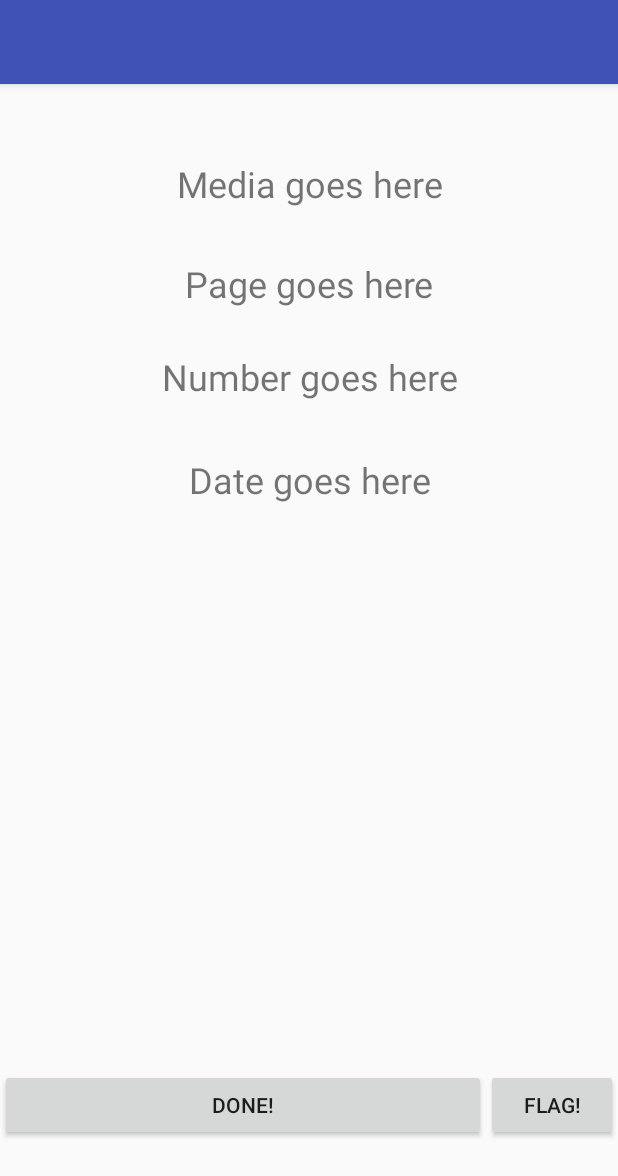
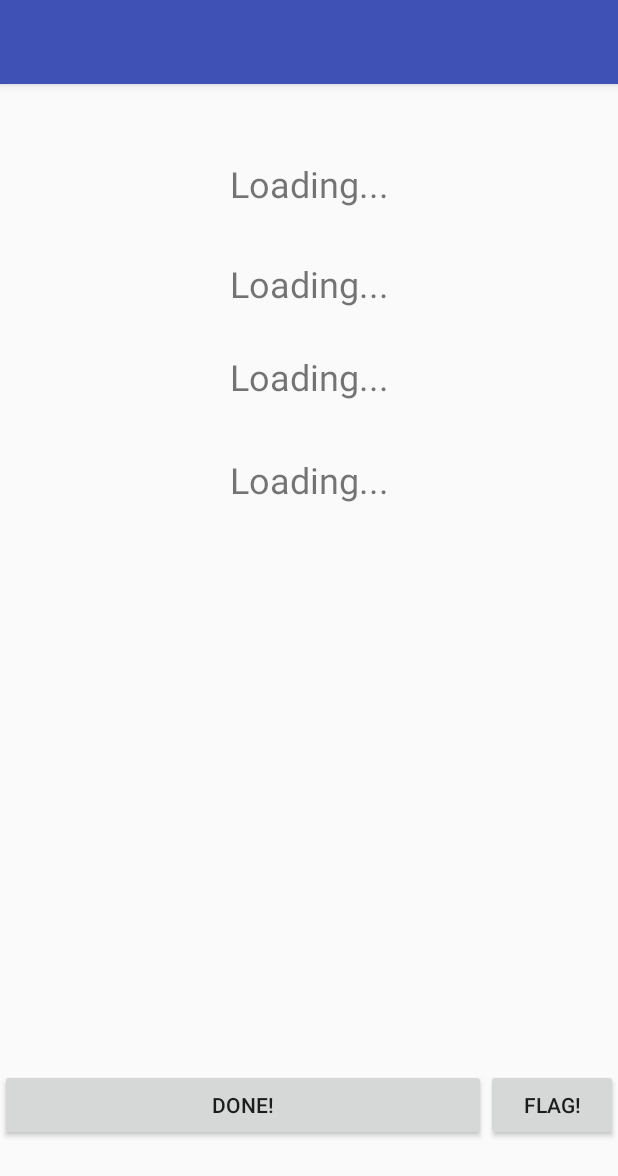
Before and after one commit to 2Kreeper/Homework, an Android app: the layout activity_homework_entry_detail.xml on its own in the app's theme, with its tools: preview values and no code run, on a phone screen of 412 x 824 dp. Shown: the top 1176 px of the screen. Run offline under Robolectric (Android 15) with nearby library versions, the phone set to English and light mode, and no system bars.

```diff
--- a/app/src/main/java/eu/baron_online/homework/HomeworkEntryDetailActivity.java
+++ b/app/src/main/java/eu/baron_online/homework/HomeworkEntryDetailActivity.java
@@ -40,6 +40,7 @@ public class HomeworkEntryDetailActivity extends ToolbarActivity {
 
         Toolbar toolbar = (Toolbar) findViewById(R.id.toolbar);
         setSupportActionBar(toolbar);
+        getSupportActionBar().setTitle(getResources().getString(R.string.loading));
 
         Intent startIntent = getIntent();
         showID = startIntent.getIntExtra("id", 1);
--- a/app/src/main/java/eu/baron_online/homework/LoginActivity.java
+++ b/app/src/main/java/eu/baron_online/homework/LoginActivity.java
@@ -40,7 +40,7 @@ public class LoginActivity extends ToolbarActivity {
         DataInterchange.addValue("emptyToolbar", true);
         //set actionbar
         setSupportActionBar(toolbar);
-        getSupportActionBar().setTitle("Login");
+        getSupportActionBar().setTitle(getResources().getString(R.string.login_toolbar));
 
         username = (EditText) findViewById(R.id.loginUsernameInput);
         password = (EditText) findViewById(R.id.loginPasswordInput);
--- a/app/src/main/java/eu/baron_online/homework/RegisterActivity.java
+++ b/app/src/main/java/eu/baron_online/homework/RegisterActivity.java
@@ -48,7 +48,7 @@ public class RegisterActivity extends ToolbarActivity {
         DataInterchange.addValue("emptyToolbar", true);
         //set actionbar
         setSupportActionBar(toolbar);
-        getSupportActionBar().setTitle("Register");
+        getSupportActionBar().setTitle(getResources().getString(R.string.register_toolbar));
 
         //set variables
         usernameField = (EditText) findViewById(R.id.registerUsername);
--- a/app/src/main/java/eu/baron_online/homework/SettingsActivity.java
+++ b/app/src/main/java/eu/baron_online/homework/SettingsActivity.java
@@ -21,7 +21,7 @@ public class SettingsActivity extends ToolbarActivity {
         DataInterchange.addValue("hideSettings", true);
         //set actionbar
         setSupportActionBar(toolbar);
-        getSupportActionBar().setTitle("Settings");
+        getSupportActionBar().setTitle(getResources().getString(R.string.settings_toolbar));
     }
 
 }
--- a/app/src/main/res/layout/activity_homework_entry_detail.xml
+++ b/app/src/main/res/layout/activity_homework_entry_detail.xml
@@ -17,70 +17,70 @@
         ></include>
 
     <TextView
-        android:text="Number goes here"
+        android:id="@+id/homeworkNumbers"
         android:layout_width="wrap_content"
         android:layout_height="wrap_content"
+        android:layout_alignParentEnd="true"
+        android:layout_alignParentStart="true"
         android:layout_alignTop="@+id/homeworkPage"
         android:layout_marginTop="62dp"
-        android:id="@+id/homeworkNumbers"
-        android:layout_alignParentEnd="true"
-        android:layout_alignParentStart="true"
+        android:text="@string/loading"
         android:textAlignment="center"
         android:textSize="24sp" />
 
     <Button
-        android:text="Flag!"
+        android:id="@+id/homeworkFlag"
         android:layout_width="wrap_content"
         android:layout_height="wrap_content"
-        android:id="@+id/homeworkFlag"
         android:layout_alignBaseline="@+id/homeworkDone"
         android:layout_alignBottom="@+id/homeworkDone"
-        android:layout_alignParentEnd="true" />
+        android:layout_alignParentEnd="true"
+        android:text="@string/flag" />
 
     <TextView
-        android:text="Page goes here"
+        android:id="@+id/homeworkPage"
         android:layout_width="wrap_content"
         android:layout_height="wrap_content"
-        android:id="@+id/homeworkPage"
+        android:layout_alignParentEnd="true"
+        android:layout_alignParentStart="true"
+        android:layout_below="@+id/homeworkMedia"
+        android:layout_marginTop="34dp"
+        android:text="@string/loading"
         android:textAlignment="center"
-        android:textSize="24sp"
-        android:layout_below="@+id/homeworkMedia"
-        android:layout_alignParentStart="true"
-        android:layout_marginTop="34dp"
-        android:layout_alignParentEnd="true" />
+        android:textSize="24sp" />
 
     <Button
-        android:text="Done!"
+        android:id="@+id/homeworkDone"
         android:layout_width="wrap_content"
         android:layout_height="wrap_content"
-        android:id="@+id/homeworkDone"
-        android:layout_marginBottom="63dp"
         android:layout_alignParentBottom="true"
         android:layout_alignParentStart="true"
-        android:layout_toStartOf="@+id/homeworkFlag" />
+        android:layout_marginBottom="63dp"
+        android:layout_toStartOf="@+id/homeworkFlag"
+        android:text="@string/done" />
 
     <TextView
-        android:text="Date goes here"
+        android:id="@+id/homeworkUntil"
         android:layout_width="wrap_content"
         android:layout_height="wrap_content"
+        android:layout_alignParentEnd="true"
+        android:layout_alignParentStart="true"
+        android:layout_below="@+id/homeworkNumbers"
         android:layout_marginTop="36dp"
-        android:id="@+id/homeworkUntil"
-        android:textSize="24sp"
+        android:text="@string/loading"
         android:textAlignment="center"
-        android:layout_below="@+id/homeworkNumbers"
-        android:layout_alignParentStart="true"
-        android:layout_alignParentEnd="true" />
+        android:textSize="24sp" />
 
     <TextView
-        android:text="Media goes here"
+        android:id="@+id/homeworkMedia"
         android:layout_width="wrap_content"
         android:layout_height="wrap_content"
-        android:id="@+id/homeworkMedia"
+        android:layout_alignParentEnd="true"
+        android:layout_alignParentStart="true"
+        android:layout_below="@+id/toolbar"
+        android:layout_marginTop="50dp"
+        android:text="@string/loading"
         android:textAlignment="center"
-        android:textSize="24sp"
-        android:layout_marginTop="50dp"
-        android:layout_below="@+id/toolbar"
-        android:layout_alignParentStart="true"
-        android:layout_alignParentEnd="true" />
+        android:textSize="24sp" />
 
 </RelativeLayout>
```
Also changed, not shown: app/src/main/java/eu/baron_online/homework/AppCompatPreferenceActivity.java (deleted, +0 -109 lines), app/src/main/res/layout/activity_create_entry.xml (+16 -19 lines), app/src/main/res/layout/activity_login.xml (+4 -4 lines), app/src/main/res/layout/activity_register.xml (+9 -9 lines), app/src/main/res/values/strings.xml (+27 -10 lines).
